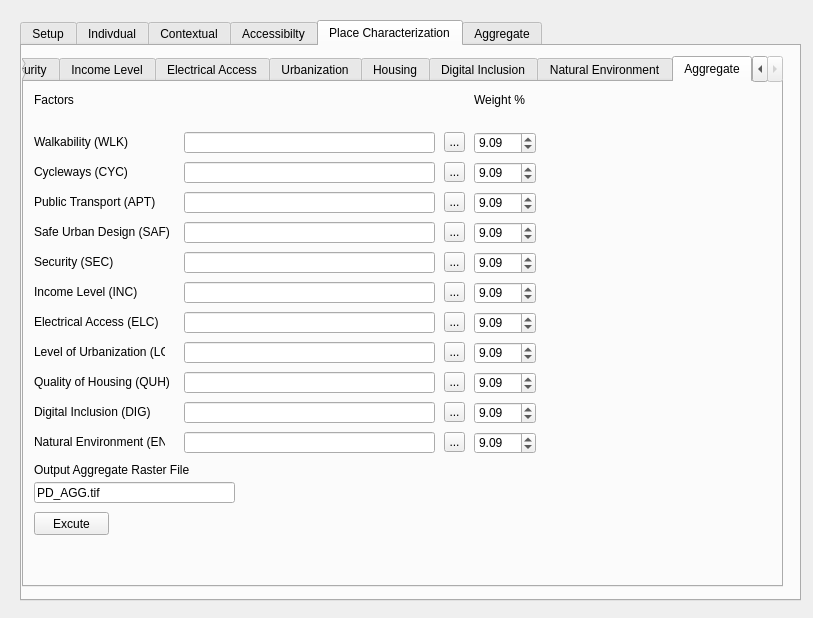
worldbank/GEEST, file gender_indicator_tool/gender_indicator_tool_dialog_base.ui: the form before one commit.
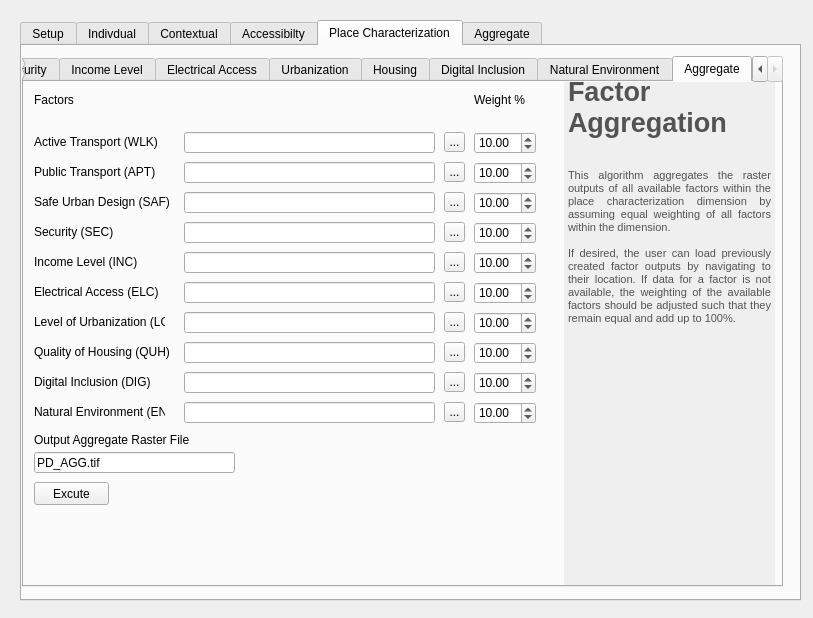
The form after the commit. The open tabs and pages were chosen to show the change. Custom widgets are drawn as their Qt base class.

Commit message: Started on optimising housing algo

The edit to the form file:
```diff
--- a/gender_indicator_tool/gender_indicator_tool_dialog_base.ui
+++ b/gender_indicator_tool/gender_indicator_tool_dialog_base.ui
@@ -2886,7 +2886,7 @@
      </property>
      <widget class="QWidget" name="tab_24">
       <attribute name="title">
-       <string>Walkability</string>
+       <string>Active Transport</string>
       </attribute>
       <widget class="QLabel" name="label_58">
        <property name="geometry">
@@ -3037,19 +3037,9 @@
         <string>Score extracted road types from (0-5)</string>
        </property>
       </widget>
-     </widget>
-     <widget class="QWidget" name="tab_25">
-      <attribute name="title">
-       <string>Cycleways</string>
-      </attribute>
-      <widget class="QPushButton" name="CYC_Set_PB">
-       <property name="geometry">
-        <rect>
-         <x>250</x>
-         <y>30</y>
-         <width>75</width>
-         <height>23</height>
-        </rect>
+      <widget class="QTextEdit" name="textEdit_18">
+       <property name="enabled">
+        <bool>false</bool>
        </property>
        <property name="text">
         <string>Set</string>
@@ -4248,7 +4238,7 @@
        <property name="geometry">
         <rect>
          <x>450</x>
-         <y>200</y>
+         <y>170</y>
          <width>62</width>
          <height>22</height>
         </rect>
@@ -4257,14 +4247,14 @@
         <double>100.000000000000000</double>
        </property>
        <property name="value">
-        <double>9.090000000000000</double>
+        <double>10.000000000000000</double>
        </property>
       </widget>
       <widget class="QToolButton" name="SEC_Aggregate_TB">
        <property name="geometry">
         <rect>
          <x>420</x>
-         <y>170</y>
+         <y>140</y>
          <width>21</width>
          <height>20</height>
         </rect>
@@ -4277,7 +4267,7 @@
        <property name="geometry">
         <rect>
          <x>160</x>
-         <y>200</y>
+         <y>170</y>
          <width>251</width>
          <height>21</height>
         </rect>
@@ -4290,7 +4280,7 @@
        <property name="geometry">
         <rect>
          <x>10</x>
-         <y>470</y>
+         <y>440</y>
          <width>701</width>
          <height>16</height>
         </rect>
@@ -4303,7 +4293,7 @@
        <property name="geometry">
         <rect>
          <x>10</x>
-         <y>170</y>
+         <y>140</y>
          <width>131</width>
          <height>20</height>
         </rect>
@@ -4316,7 +4306,7 @@
        <property name="geometry">
         <rect>
          <x>420</x>
-         <y>290</y>
+         <y>260</y>
          <width>21</width>
          <height>20</height>
         </rect>
@@ -4329,7 +4319,7 @@
        <property name="geometry">
         <rect>
          <x>160</x>
-         <y>260</y>
+         <y>230</y>
          <width>251</width>
          <height>21</height>
         </rect>
@@ -4342,7 +4332,7 @@
        <property name="geometry">
         <rect>
          <x>450</x>
-         <y>350</y>
+         <y>320</y>
          <width>62</width>
          <height>22</height>
         </rect>
@@ -4351,14 +4341,14 @@
         <double>100.000000000000000</double>
        </property>
        <property name="value">
-        <double>9.090000000000000</double>
+        <double>10.000000000000000</double>
        </property>
       </widget>
       <widget class="QLabel" name="label_98">
        <property name="geometry">
         <rect>
          <x>10</x>
-         <y>380</y>
+         <y>350</y>
          <width>231</width>
          <height>16</height>
         </rect>
@@ -4371,7 +4361,7 @@
        <property name="geometry">
         <rect>
          <x>450</x>
-         <y>140</y>
+         <y>110</y>
          <width>62</width>
          <height>22</height>
         </rect>
@@ -4380,14 +4370,14 @@
         <double>100.000000000000000</double>
        </property>
        <property name="value">
-        <double>9.090000000000000</double>
+        <double>10.000000000000000</double>
        </property>
       </widget>
       <widget class="QLabel" name="label_99">
        <property name="geometry">
         <rect>
          <x>10</x>
-         <y>140</y>
+         <y>110</y>
          <width>161</width>
          <height>20</height>
         </rect>
@@ -4400,7 +4390,7 @@
        <property name="geometry">
         <rect>
          <x>420</x>
-         <y>140</y>
+         <y>110</y>
          <width>21</width>
          <height>20</height>
         </rect>
@@ -4422,7 +4412,7 @@
         <double>100.000000000000000</double>
        </property>
        <property name="value">
-        <double>9.090000000000000</double>
+        <double>10.000000000000000</double>
        </property>
       </widget>
       <widget class="QToolButton" name="WLK_Aggregate_TB">
@@ -4442,7 +4432,7 @@
        <property name="geometry">
         <rect>
          <x>420</x>
-         <y>350</y>
+         <y>320</y>
          <width>21</width>
          <height>20</height>
         </rect>
@@ -4455,7 +4445,7 @@
        <property name="geometry">
         <rect>
          <x>10</x>
-         <y>230</y>
+         <y>200</y>
          <width>161</width>
          <height>20</height>
         </rect>
@@ -4468,7 +4458,7 @@
        <property name="geometry">
         <rect>
          <x>160</x>
-         <y>170</y>
+         <y>140</y>
          <width>251</width>
          <height>21</height>
         </rect>
@@ -4481,7 +4471,7 @@
        <property name="geometry">
         <rect>
          <x>10</x>
-         <y>260</y>
+         <y>230</y>
          <width>131</width>
          <height>20</height>
         </rect>
@@ -4507,7 +4497,7 @@
        <property name="geometry">
         <rect>
          <x>10</x>
-         <y>320</y>
+         <y>290</y>
          <width>161</width>
          <height>20</height>
         </rect>
@@ -4520,7 +4510,7 @@
        <property name="geometry">
         <rect>
          <x>450</x>
-         <y>260</y>
+         <y>230</y>
          <width>62</width>
          <height>22</height>
         </rect>
@@ -4529,14 +4519,14 @@
         <double>100.000000000000000</double>
        </property>
        <property name="value">
-        <double>9.090000000000000</double>
+        <double>10.000000000000000</double>
        </property>
       </widget>
       <widget class="QToolButton" name="DIG_Aggregate_TB">
        <property name="geometry">
         <rect>
          <x>420</x>
-         <y>320</y>
+         <y>290</y>
          <width>21</width>
          <height>20</height>
         </rect>
@@ -4562,7 +4552,7 @@
        <property name="geometry">
         <rect>
          <x>420</x>
-         <y>200</y>
+         <y>170</y>
          <width>21</width>
          <height>20</height>
         </rect>
@@ -4571,53 +4561,11 @@
         <string>...</string>
        </property>
       </widget>
-      <widget class="QDoubleSpinBox" name="CYC_Aggregate_SB">
-       <property name="geometry">
-        <rect>
-         <x>450</x>
-         <y>80</y>
-         <width>62</width>
-         <height>22</height>
-        </rect>
-       </property>
-       <property name="maximum">
-        <double>100.000000000000000</double>
-       </property>
-       <property name="value">
-        <double>9.090000000000000</double>
-       </property>
-      </widget>
       <widget class="QgsFilterLineEdit" name="SAF_Aggregate_Field">
        <property name="geometry">
         <rect>
          <x>160</x>
-         <y>140</y>
-         <width>251</width>
-         <height>21</height>
-        </rect>
-       </property>
-       <property name="qgisRelation" stdset="0">
-        <string notr="true"/>
-       </property>
-      </widget>
-      <widget class="QLabel" name="label_94">
-       <property name="geometry">
-        <rect>
-         <x>10</x>
-         <y>80</y>
-         <width>131</width>
-         <height>20</height>
-        </rect>
-       </property>
-       <property name="text">
-        <string>Cycleways (CYC)</string>
-       </property>
-      </widget>
-      <widget class="QgsFilterLineEdit" name="CYC_Aggregate_Field">
-       <property name="geometry">
-        <rect>
-         <x>160</x>
-         <y>80</y>
+         <y>110</y>
          <width>251</width>
          <height>21</height>
         </rect>
@@ -4630,7 +4578,7 @@
        <property name="geometry">
         <rect>
          <x>450</x>
-         <y>320</y>
+         <y>290</y>
          <width>62</width>
          <height>22</height>
         </rect>
@@ -4639,14 +4587,14 @@
         <double>100.000000000000000</double>
        </property>
        <property name="value">
-        <double>9.090000000000000</double>
+        <double>10.000000000000000</double>
        </property>
       </widget>
       <widget class="QLabel" name="label_107">
        <property name="geometry">
         <rect>
          <x>10</x>
-         <y>350</y>
+         <y>320</y>
          <width>131</width>
          <height>20</height>
         </rect>
@@ -4659,7 +4607,7 @@
        <property name="geometry">
         <rect>
          <x>420</x>
-         <y>110</y>
+         <y>80</y>
          <width>21</width>
          <height>20</height>
         </rect>
@@ -4678,27 +4626,14 @@
         </rect>
        </property>
        <property name="text">
-        <string>Walkability (WLK)</string>
-       </property>
-      </widget>
-      <widget class="QToolButton" name="CYC_Aggregate_TB">
-       <property name="geometry">
-        <rect>
-         <x>420</x>
-         <y>80</y>
-         <width>21</width>
-         <height>20</height>
-        </rect>
-       </property>
-       <property name="text">
-        <string>...</string>
+        <string>Active Transport (WLK)</string>
        </property>
       </widget>
       <widget class="QgsFilterLineEdit" name="APT_Aggregate_Field">
        <property name="geometry">
         <rect>
          <x>160</x>
-         <y>110</y>
+         <y>80</y>
          <width>251</width>
          <height>21</height>
         </rect>
@@ -4711,7 +4646,7 @@
        <property name="geometry">
         <rect>
          <x>160</x>
-         <y>320</y>
+         <y>290</y>
          <width>251</width>
          <height>21</height>
         </rect>
@@ -4724,7 +4659,7 @@
        <property name="geometry">
         <rect>
          <x>420</x>
-         <y>260</y>
+         <y>230</y>
          <width>21</width>
          <height>20</height>
         </rect>
@@ -4737,7 +4672,7 @@
        <property name="geometry">
         <rect>
          <x>450</x>
-         <y>290</y>
+         <y>260</y>
          <width>62</width>
          <height>22</height>
         </rect>
@@ -4746,14 +4681,14 @@
         <double>100.000000000000000</double>
        </property>
        <property name="value">
-        <double>9.090000000000000</double>
+        <double>10.000000000000000</double>
        </property>
       </widget>
       <widget class="QLabel" name="label_97">
        <property name="geometry">
         <rect>
          <x>10</x>
-         <y>110</y>
+         <y>80</y>
          <width>141</width>
          <height>20</height>
         </rect>
@@ -4766,7 +4701,7 @@
        <property name="geometry">
         <rect>
          <x>420</x>
-         <y>230</y>
+         <y>200</y>
          <width>21</width>
          <height>20</height>
         </rect>
@@ -4779,7 +4714,7 @@
        <property name="geometry">
         <rect>
          <x>450</x>
-         <y>170</y>
+         <y>140</y>
          <width>62</width>
          <height>22</height>
         </rect>
@@ -4788,7 +4723,7 @@
         <double>100.000000000000000</double>
        </property>
        <property name="value">
-        <double>9.090000000000000</double>
+        <double>10.000000000000000</double>
        </property>
       </widget>
       <widget class="QgsFilterLineEdit" name="WLK_Aggregate_Field">
@@ -4808,7 +4743,7 @@
        <property name="geometry">
         <rect>
          <x>160</x>
-         <y>290</y>
+         <y>260</y>
          <width>251</width>
          <height>21</height>
         </rect>
@@ -4821,7 +4756,7 @@
        <property name="geometry">
         <rect>
          <x>450</x>
-         <y>110</y>
+         <y>80</y>
          <width>62</width>
          <height>22</height>
         </rect>
@@ -4830,14 +4765,14 @@
         <double>100.000000000000000</double>
        </property>
        <property name="value">
-        <double>9.090000000000000</double>
+        <double>10.000000000000000</double>
        </property>
       </widget>
       <widget class="QDoubleSpinBox" name="ELC_Aggregate_SB">
        <property name="geometry">
         <rect>
          <x>450</x>
-         <y>230</y>
+         <y>200</y>
          <width>62</width>
          <height>22</height>
         </rect>
@@ -4846,14 +4781,14 @@
         <double>100.000000000000000</double>
        </property>
        <property name="value">
-        <double>9.090000000000000</double>
+        <double>10.000000000000000</double>
        </property>
       </widget>
       <widget class="QgsFilterLineEdit" name="ENV_Aggregate_Field">
        <property name="geometry">
         <rect>
          <x>160</x>
-         <y>350</y>
+         <y>320</y>
          <width>251</width>
          <height>21</height>
         </rect>
@@ -4866,7 +4801,7 @@
        <property name="geometry">
         <rect>
          <x>10</x>
-         <y>290</y>
+         <y>260</y>
          <width>141</width>
          <height>20</height>
         </rect>
@@ -4879,7 +4814,7 @@
        <property name="geometry">
         <rect>
          <x>160</x>
-         <y>230</y>
+         <y>200</y>
          <width>251</width>
          <height>21</height>
         </rect>
@@ -4892,7 +4827,7 @@
        <property name="geometry">
         <rect>
          <x>10</x>
-         <y>200</y>
+         <y>170</y>
          <width>141</width>
          <height>20</height>
         </rect>
@@ -4905,7 +4840,7 @@
        <property name="geometry">
         <rect>
          <x>10</x>
-         <y>400</y>
+         <y>370</y>
          <width>201</width>
          <height>21</height>
         </rect>
@@ -4921,7 +4856,7 @@
        <property name="geometry">
         <rect>
          <x>10</x>
-         <y>430</y>
+         <y>400</y>
          <width>75</width>
          <height>23</height>
         </rect>
@@ -4930,6 +4865,33 @@
         <string>Excute</string>
        </property>
       </widget>
+      <widget class="QTextEdit" name="textEdit_33">
+       <property name="enabled">
+        <bool>false</bool>
+       </property>
+       <property name="geometry">
+        <rect>
+         <x>540</x>
+         <y>-10</y>
+         <width>211</width>
+         <height>531</height>
+        </rect>
+       </property>
+       <property name="frameShape">
+        <enum>QFrame::NoFrame</enum>
+       </property>
+       <property name="html">
+        <string>&lt;!DOCTYPE HTML PUBLIC &quot;-//W3C//DTD HTML 4.0//EN&quot; &quot;http://www.w3.org/TR/REC-html40/strict.dtd&quot;&gt;
+&lt;html&gt;&lt;head&gt;&lt;meta name=&quot;qrichtext&quot; content=&quot;1&quot; /&gt;&lt;style type=&quot;text/css&quot;&gt;
+p, li { white-space: pre-wrap; }
+&lt;/style&gt;&lt;/head&gt;&lt;body style=&quot; font-family:'MS Shell Dlg 2'; font-size:8.25pt; font-weight:400; font-style:normal;&quot;&gt;
+&lt;p style=&quot; margin-top:0px; margin-bottom:0px; margin-left:0px; margin-right:0px; -qt-block-indent:0; text-indent:0px;&quot;&gt;&lt;span style=&quot; font-size:20pt; font-weight:600; color:#535353;&quot;&gt;Factor Aggregation &lt;/span&gt;&lt;/p&gt;
+&lt;p align=&quot;justify&quot; style=&quot;-qt-paragraph-type:empty; margin-top:0px; margin-bottom:0px; margin-left:0px; margin-right:0px; -qt-block-indent:0; text-indent:0px; font-size:20pt; font-weight:600; color:#535353;&quot;&gt;&lt;br /&gt;&lt;/p&gt;
+&lt;p align=&quot;justify&quot; style=&quot; margin-top:0px; margin-bottom:0px; margin-left:0px; margin-right:0px; -qt-block-indent:0; text-indent:0px;&quot;&gt;&lt;span style=&quot; font-size:8pt; color:#535353;&quot;&gt;This algorithm aggregates the raster outputs of all available factors within the place characterization dimension by assuming equal weighting of all factors within the dimension.&lt;/span&gt;&lt;/p&gt;
+&lt;p align=&quot;justify&quot; style=&quot;-qt-paragraph-type:empty; margin-top:0px; margin-bottom:0px; margin-left:0px; margin-right:0px; -qt-block-indent:0; text-indent:0px; font-size:8pt; color:#535353;&quot;&gt;&lt;br /&gt;&lt;/p&gt;
+&lt;p align=&quot;justify&quot; style=&quot; margin-top:0px; margin-bottom:0px; margin-left:0px; margin-right:0px; -qt-block-indent:0; text-indent:0px;&quot;&gt;&lt;span style=&quot; font-size:8pt; color:#535353;&quot;&gt;If desired, the user can load previously created factor outputs by navigating to their location. If data for a factor is not available, the weighting of the available factors should be adjusted such that they remain equal and add up to 100%.&lt;/span&gt;&lt;/p&gt;&lt;/body&gt;&lt;/html&gt;</string>
+       </property>
+      </widget>
      </widget>
     </widget>
    </widget>
```
Left out of the diff: 1150 changed lines with no effect on the pictures. The commit also changes 2 other files.
